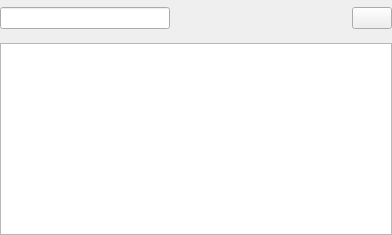
This is sVanilla/src/SUI/NameRule/NameRuleWidget.ui in WangPengZhan/sVanilla as Qt 5 draws it before an edit. The edited form follows.
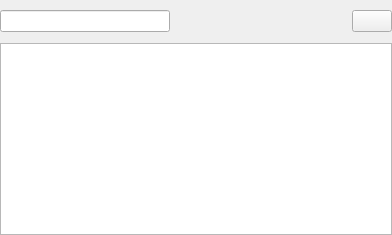
This is the edited form. Icons and pictures are not drawn. Custom widgets are drawn as their Qt base class.

Commit message:
Update UI layout and style configurations
Refactored widget properties and layout structures for consistency and readability. Adjusted scrollbar slider color, improved spacing and margin settings, and modified button icons and text in the settings interface.

Patch:
```diff
--- a/sVanilla/src/SUI/NameRule/NameRuleWidget.ui
+++ b/sVanilla/src/SUI/NameRule/NameRuleWidget.ui
@@ -17,6 +17,12 @@
    <string notr="true">CleanButtonPatch</string>
   </property>
   <layout class="QVBoxLayout" name="verticalLayout">
+      <property name="spacing">
+          <number>0</number>
+      </property>
+      <property name="sizeConstraint">
+          <enum>QLayout::SetNoConstraint</enum>
+      </property>
    <property name="leftMargin">
     <number>0</number>
    </property>
```
The commit also changes 5 other files.
